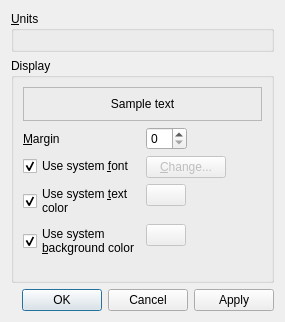
Before: the Qt Designer form qt/application/forms/informationoptionsdialog.ui in damentz/moonphase, drawn with Qt 5.
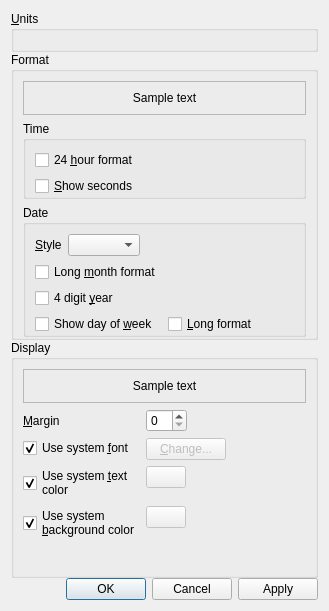
After: the same form once the commit is applied. Icons and pictures are not drawn. Custom widgets are drawn as their Qt base class.

Commit message: Updated README. Silenced numerous Windows warnings (command line definition). Memory leak fix. Single radio button click fix. Documentation. Added calculations and formatting for moon information. Added date/time override to test widget.

Diff of the .ui file:
```diff
--- a/qt/application/forms/informationoptionsdialog.ui
+++ b/qt/application/forms/informationoptionsdialog.ui
@@ -6,8 +6,8 @@
    <rect>
     <x>0</x>
     <y>0</y>
-    <width>285</width>
-    <height>322</height>
+    <width>329</width>
+    <height>611</height>
    </rect>
   </property>
   <property name="sizePolicy">
@@ -24,6 +24,9 @@
     <normaloff>:/MoonPhaseQtIcon</normaloff>:/MoonPhaseQtIcon</iconset>
   </property>
   <layout class="QVBoxLayout" name="verticalLayout_3">
+   <property name="spacing">
+    <number>0</number>
+   </property>
    <item>
     <widget class="QGroupBox" name="m_pUnitsGroupBox">
      <property name="sizePolicy">
@@ -35,10 +38,149 @@
      <property name="title">
       <string>&amp;Units</string>
      </property>
-     <layout class="QVBoxLayout" name="m_pUnitsVLayout">
-      <property name="spacing">
-       <number>6</number>
+     <layout class="QVBoxLayout" name="m_pUnitsVLayout"/>
+    </widget>
+   </item>
+   <item>
+    <widget class="QGroupBox" name="m_pFormatGroupBox">
+     <property name="sizePolicy">
+      <sizepolicy hsizetype="Preferred" vsizetype="Fixed">
+       <horstretch>0</horstretch>
+       <verstretch>0</verstretch>
+      </sizepolicy>
+     </property>
+     <property name="title">
+      <string>Format</string>
+     </property>
+     <layout class="QVBoxLayout" name="m_pFormatVLayout">
+      <property name="bottomMargin">
+       <number>0</number>
       </property>
+      <item>
+       <widget class="QFrame" name="m_pFormatSampleTextFrame">
+        <property name="sizePolicy">
+         <sizepolicy hsizetype="Preferred" vsizetype="Fixed">
+          <horstretch>0</horstretch>
+          <verstretch>0</verstretch>
+         </sizepolicy>
+        </property>
+        <property name="frameShape">
+         <enum>QFrame::StyledPanel</enum>
+        </property>
+        <property name="frameShadow">
+         <enum>QFrame::Raised</enum>
+        </property>
+        <layout class="QGridLayout" name="gridLayout_3">
+         <item row="0" column="0">
+          <widget class="QLabel" name="m_pFormatSampleTextLabel">
+           <property name="text">
+            <string>Sample text</string>
+           </property>
+           <property name="alignment">
+            <set>Qt::AlignCenter</set>
+           </property>
+          </widget>
+         </item>
+        </layout>
+       </widget>
+      </item>
+      <item>
+       <widget class="QGroupBox" name="m_pTimeGroupBox">
+        <property name="title">
+         <string>Time</string>
+        </property>
+        <layout class="QVBoxLayout" name="verticalLayout_2">
+         <property name="bottomMargin">
+          <number>0</number>
+         </property>
+         <item>
+          <widget class="QCheckBox" name="m_p24HourFormatCheckBox">
+           <property name="text">
+            <string>24 &amp;hour format</string>
+           </property>
+          </widget>
+         </item>
+         <item>
+          <widget class="QCheckBox" name="m_pShowSecondsCheckBox">
+           <property name="text">
+            <string>&amp;Show seconds</string>
+           </property>
+          </widget>
+         </item>
+        </layout>
+       </widget>
+      </item>
+      <item>
+       <widget class="QGroupBox" name="m_pDateGroupBox">
+        <property name="title">
+         <string>Date</string>
+        </property>
+        <layout class="QVBoxLayout" name="m_pDateVLayout">
+         <property name="bottomMargin">
+          <number>0</number>
+         </property>
+         <item>
+          <layout class="QFormLayout" name="m_pStyleFLayout">
+           <item row="0" column="0">
+            <widget class="QLabel" name="m_pStyleLabel">
+             <property name="text">
+              <string>&amp;Style</string>
+             </property>
+             <property name="buddy">
+              <cstring>m_pStyleComboBox</cstring>
+             </property>
+            </widget>
+           </item>
+           <item row="0" column="1">
+            <widget class="QComboBox" name="m_pStyleComboBox">
+             <property name="sizePolicy">
+              <sizepolicy hsizetype="Fixed" vsizetype="Fixed">
+               <horstretch>0</horstretch>
+               <verstretch>0</verstretch>
+              </sizepolicy>
+             </property>
+            </widget>
+           </item>
+          </layout>
+         </item>
+         <item>
+          <layout class="QFormLayout" name="formLayout">
+           <item row="1" column="0">
+            <widget class="QCheckBox" name="m_pLongMonthFormatCheckBox">
+             <property name="text">
+              <string>Long &amp;month format</string>
+             </property>
+            </widget>
+           </item>
+           <item row="3" column="0">
+            <widget class="QCheckBox" name="m_pShowDayOfWeekCheckBox">
+             <property name="text">
+              <string>Show day of &amp;week</string>
+             </property>
+            </widget>
+           </item>
+           <item row="3" column="1">
+            <widget class="QCheckBox" name="m_pLongDayOfWeekFormatCheckBox">
+             <property name="enabled">
+              <bool>true</bool>
+             </property>
+             <property name="text">
+              <string>&amp;Long format</string>
+             </property>
+            </widget>
+           </item>
+           <item row="2" column="0">
+            <widget class="QCheckBox" name="m_p4DigitYearCheckBox">
+             <property name="text">
+              <string>4 digit &amp;year</string>
+             </property>
+            </widget>
+           </item>
+          </layout>
+         </item>
+        </layout>
+       </widget>
+      </item>
      </layout>
     </widget>
    </item>
```
Left out of the diff: 263 changed lines with no effect on the pictures. The commit also changes 25 other files.
